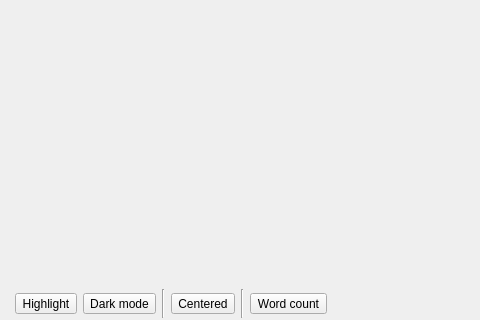
The window that ui/distraction_free_manuscript_editor.ui (zkovari/plotlyst) describes before a commit, drawn with Qt 5; both pictures show x 0 to 480 and y 144 to 464 of the 681 by 464 pixel window.
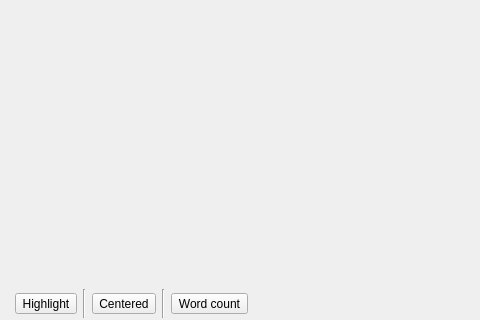
The same window after the commit.

Commit message: Support sentence highlighting in dark mode, closes #1506

```diff
--- a/ui/distraction_free_manuscript_editor.ui
+++ b/ui/distraction_free_manuscript_editor.ui
@@ -119,37 +119,6 @@
         </property>
        </widget>
       </item>
-      <item>
-       <widget class="QToolButton" name="btnNightMode">
-        <property name="cursor">
-         <cursorShape>PointingHandCursor</cursorShape>
-        </property>
-        <property name="text">
-         <string>Dark mode</string>
-        </property>
-        <property name="iconSize">
-         <size>
-          <width>22</width>
-          <height>22</height>
-         </size>
-        </property>
-        <property name="checkable">
-         <bool>true</bool>
-        </property>
-        <property name="toolButtonStyle">
-         <enum>Qt::ToolButtonTextUnderIcon</enum>
-        </property>
-        <property name="base" stdset="0">
-         <bool>false</bool>
-        </property>
-        <property name="transparent" stdset="0">
-         <bool>false</bool>
-        </property>
-        <property name="dark-mode-toggle" stdset="0">
-         <bool>true</bool>
-        </property>
-       </widget>
-      </item>
       <item>
        <widget class="Line" name="line_3">
         <property name="orientation">
```
The commit also changes 2 other files.
